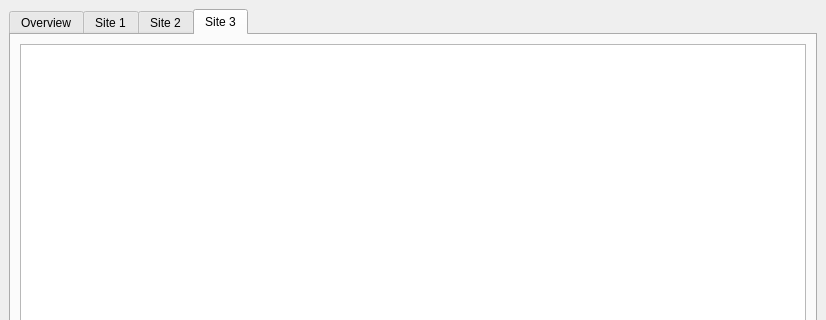
This is ExtraBees2/src/gui/gui.ui in advancedrendering/project as Qt 5 draws it before an edit; both pictures show x 0 to 826 and y 0 to 320 of the 826 by 600 pixel window. The edited form follows.
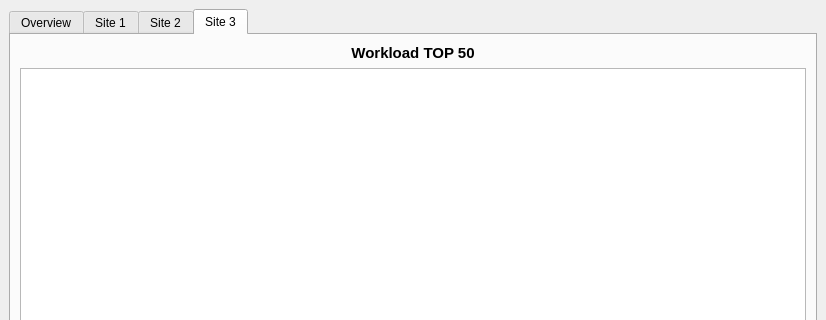
This is the edited form. The open tabs and pages were chosen to show the change. Custom widgets are drawn as their Qt base class.

Commit message: Add a new label in site view uncommnet some code so that the bubble scene can work

Diff of the .ui file:
```diff
--- a/ExtraBees2/src/gui/gui.ui
+++ b/ExtraBees2/src/gui/gui.ui
@@ -121,6 +121,24 @@
         <string>Site 3</string>
        </attribute>
        <layout class="QVBoxLayout" name="verticalLayout_5">
+        <item>
+         <widget class="QLabel" name="label_6">
+          <property name="font">
+           <font>
+            <family>Arial</family>
+            <pointsize>11</pointsize>
+            <weight>75</weight>
+            <bold>true</bold>
+           </font>
+          </property>
+          <property name="text">
+           <string>Workload TOP 50</string>
+          </property>
+          <property name="alignment">
+           <set>Qt::AlignCenter</set>
+          </property>
+         </widget>
+        </item>
         <item>
          <widget class="QGraphicsView" name="site3GraphicsView">
           <property name="viewportUpdateMode">
```
Left out of the diff: 38 changed lines with no effect on the pictures. The commit also changes 1 other file.
